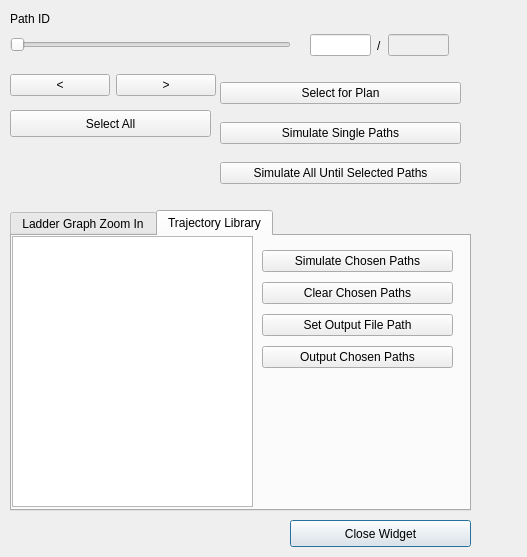
yijiangh/choreo, file framefab_gui/src/uis/selection_widget.ui: the form before one commit.
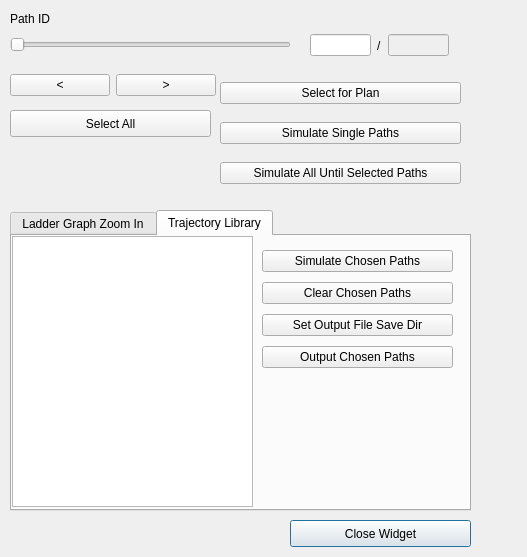
The form after the commit.

Commit message: refactor ui - output save dir and task sequence (replace the term path).

What changed in the file:
```diff
--- a/framefab_gui/src/uis/selection_widget.ui
+++ b/framefab_gui/src/uis/selection_widget.ui
@@ -488,7 +488,7 @@
       <item>
        <widget class="QPushButton" name="pushbutton_set_output_path">
         <property name="text">
-         <string>Set Output File Path</string>
+         <string>Set Output File Save Dir</string>
         </property>
        </widget>
       </item>
```
Left out of the diff: 2 changed lines with no effect on the pictures. The commit also changes 46 other files.
